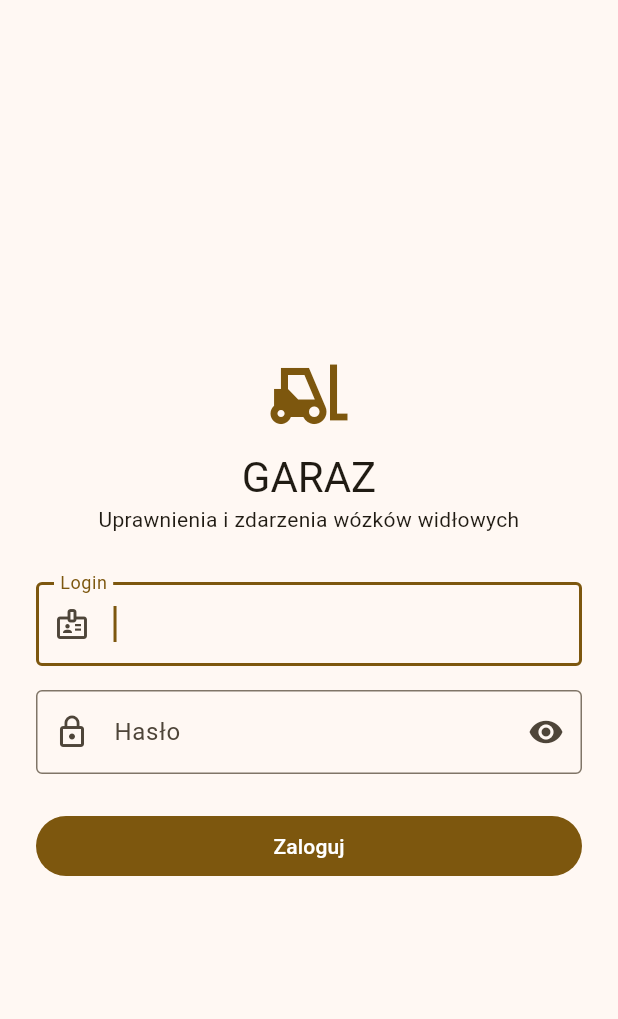
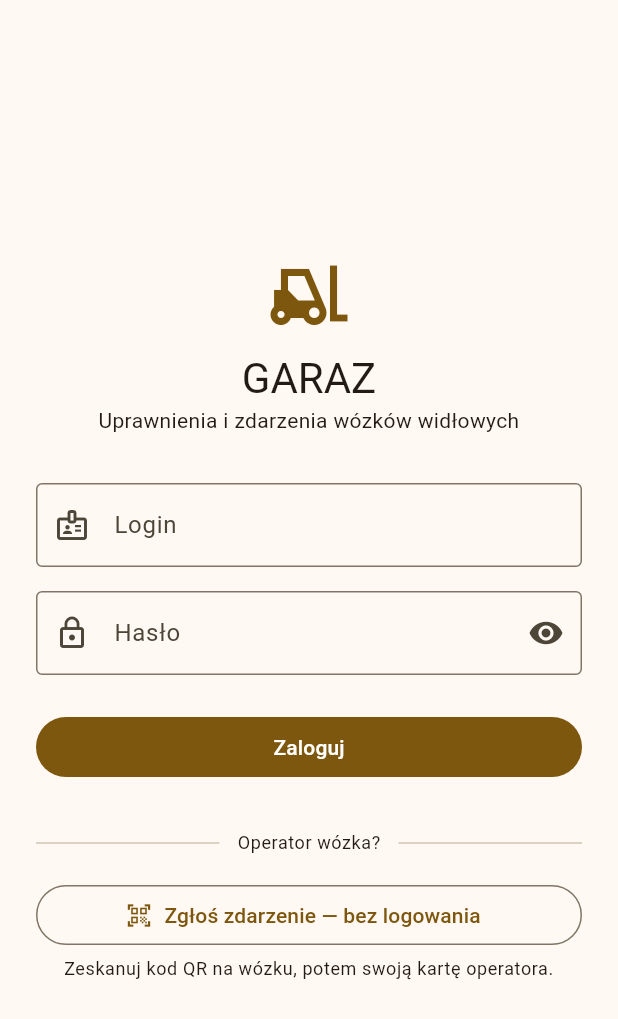
Before and after one commit to MrYuriy/GARAZ_app, a Flutter app: the screen it shows after launch, on a phone screen of 412 x 824 dp. Shown: the top 1019 px of the screen. Run offline on Flutter 3.47's test engine with Material 3 defaults, Android fonts, the phone set to English and light mode, and no system bars; our stand-ins replace dio, file_picker, flutter_riverpod, flutter_secure_storage, go_router, image_picker and 1 more; missing offline and left inert: dart:js_interop, mobile_scanner.

Commit message:
Let an operator start a report from the sign-in screen
"Zgłoś zdarzenie — bez logowania" scans the truck sticker inside the app
and opens its report form, so the APK needs no browser or camera app;
"Gotowe" goes back after sending. The phone keyboard no longer covers it.

```diff
--- a/lib/features/auth/login_screen.dart
+++ b/lib/features/auth/login_screen.dart
@@ -1,7 +1,9 @@
 import 'package:flutter/material.dart';
 import 'package:flutter_riverpod/flutter_riverpod.dart';
+import 'package:go_router/go_router.dart';
 
 import '../../core/providers.dart';
+import '../report/scan_dialog.dart';
 
 class LoginScreen extends ConsumerStatefulWidget {
   const LoginScreen({super.key});
@@ -41,6 +43,14 @@ class _LoginScreenState extends ConsumerState<LoginScreen> {
     }
   }
 
+  /// An operator (no account) reports from the app: the truck's sticker is
+  /// scanned here instead of with the phone's camera app and a browser.
+  Future<void> _report() async {
+    final code = await ScanDialog.open(context, 'Zeskanuj naklejkę wózka');
+    if (code == null || !mounted) return;
+    context.push('/t/${Uri.encodeComponent(qrToken(code))}');
+  }
+
   @override
   Widget build(BuildContext context) {
     final theme = Theme.of(context);
@@ -67,7 +77,8 @@ class _LoginScreenState extends ConsumerState<LoginScreen> {
                     const SizedBox(height: 32),
                     TextFormField(
                       controller: _login,
-                      autofocus: true,
+                      // Not on a phone: the keyboard would cover the operators' button.
+                      autofocus: MediaQuery.sizeOf(context).width >= 600,
                       autocorrect: false,
                       autofillHints: const [AutofillHints.username],
                       textInputAction: TextInputAction.next,
@@ -103,6 +114,29 @@ class _LoginScreenState extends ConsumerState<LoginScreen> {
                           ? const SizedBox(width: 20, height: 20, child: CircularProgressIndicator(strokeWidth: 2))
                           : const Text('Zaloguj'),
                     ),
+                    const SizedBox(height: 32),
+                    Row(
+                      children: [
+                        const Expanded(child: Divider()),
+                        Padding(
+                          padding: const EdgeInsets.symmetric(horizontal: 12),
+                          child: Text('Operator wózka?', style: theme.textTheme.bodySmall),
+                        ),
+                        const Expanded(child: Divider()),
+                      ],
+                    ),
+                    const SizedBox(height: 16),
+                    OutlinedButton.icon(
+                      onPressed: _report,
+                      icon: const Icon(Icons.qr_code_scanner),
+                      label: const Text('Zgłoś zdarzenie — bez logowania'),
+                    ),
+                    const SizedBox(height: 4),
+                    Text(
+                      'Zeskanuj kod QR na wózku, potem swoją kartę operatora.',
+                      textAlign: TextAlign.center,
+                      style: theme.textTheme.bodySmall,
+                    ),
                   ],
                 ),
               ),
--- a/lib/features/incidents/new_incident_screen.dart
+++ b/lib/features/incidents/new_incident_screen.dart
@@ -343,8 +343,6 @@ class _NewIncidentScreenState extends ConsumerState<NewIncidentScreen> {
 
 /// The token in a scanned code: a sticker holds a link ending in `/t/<token>`,
 /// a card the token itself.
-String qrToken(String code) => RegExp(r'/t/([A-Za-z0-9_-]+)').firstMatch(code)?.group(1) ?? code.trim();
-
 /// A searchable list to pick one item from.
 class _PickDialog<T> extends StatefulWidget {
   const _PickDialog({
--- a/lib/features/report/report_screen.dart
+++ b/lib/features/report/report_screen.dart
@@ -253,6 +253,11 @@ class _ReportScreenState extends ConsumerState<ReportScreen> {
             icon: const Icon(Icons.add),
             label: const Text('Kolejne zgłoszenie dla tego wózka'),
           ),
+          // Opened from the app's start screen (not from a link): back to it.
+          if (Navigator.of(context).canPop()) ...[
+            const SizedBox(height: 8),
+            FilledButton(onPressed: () => Navigator.of(context).pop(), child: const Text('Gotowe')),
+          ],
         ],
       ),
     );
--- a/lib/features/report/scan_dialog.dart
+++ b/lib/features/report/scan_dialog.dart
@@ -1,5 +1,9 @@
 import 'package:flutter/material.dart';
 import 'package:mobile_scanner/mobile_scanner.dart';
+
+/// The token of a scanned code: a truck sticker carries a link (`…/t/<token>`),
+/// an operator card the bare token.
+String qrToken(String code) => RegExp(r'/t/([A-Za-z0-9_-]+)').firstMatch(code)?.group(1) ?? code.trim();
 
 /// Full-screen camera that pops the first QR code it reads. A text field
 /// below it takes the code by hand, for a camera that will not cooperate.
```
